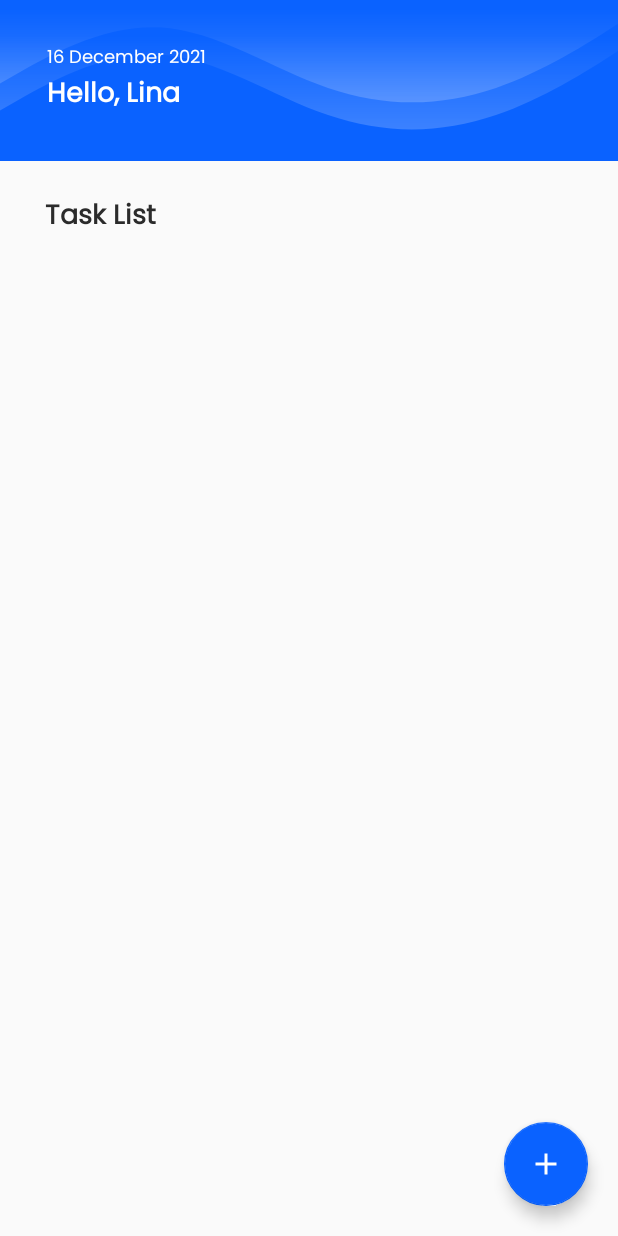
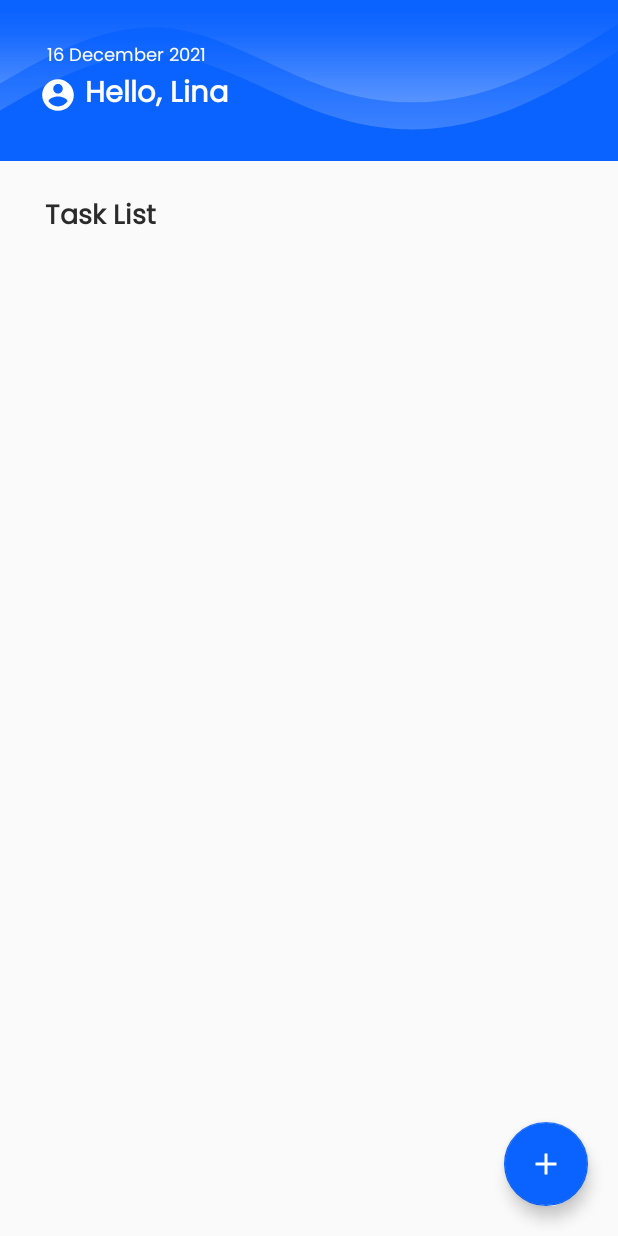
Before and after one commit to luckystia/DoItApplication, an Android app: the layout activity_main.xml on its own in the app's theme, with its tools: preview values and no code run, on a phone screen of 412 x 824 dp. Run offline under Robolectric (Android 15) with nearby library versions, the phone set to English and light mode, and no system bars.

Commit message:
change avatar to circle image view

```diff
--- a/app/build.gradle
+++ b/app/build.gradle
@@ -48,5 +48,6 @@ dependencies {
     implementation 'com.theartofdev.edmodo:android-image-cropper:2.8.+'
     implementation 'pub.devrel:easypermissions:3.0.0'
     implementation 'com.github.bumptech.glide:glide:4.12.+'
+    implementation 'de.hdodenhof:circleimageview:3.0.0'
     implementation 'pl.droidsonroids.gif:android-gif-drawable:1.2.17'
 }
--- /dev/null
+++ b/app/src/main/res/drawable/ic_baseline_account_circle_blue.xml
@@ -0,0 +1,5 @@
+<vector android:height="150dp" android:tint="#0A62FF"
+    android:viewportHeight="24" android:viewportWidth="24"
+    android:width="150dp" xmlns:android="http://schemas.android.com/apk/res/android">
+    <path android:fillColor="@android:color/white" android:pathData="M12,2C6.48,2 2,6.48 2,12s4.48,10 10,10 10,-4.48 10,-10S17.52,2 12,2zM12,5c1.66,0 3,1.34 3,3s-1.34,3 -3,3 -3,-1.34 -3,-3 1.34,-3 3,-3zM12,19.2c-2.5,0 -4.71,-1.28 -6,-3.22 0.03,-1.99 4,-3.08 6,-3.08 1.99,0 5.97,1.09 6,3.08 -1.29,1.94 -3.5,3.22 -6,3.22z"/>
+</vector>
--- /dev/null
+++ b/app/src/main/res/drawable/ic_baseline_account_circle_white.xml
@@ -0,0 +1,5 @@
+<vector android:height="24dp" android:tint="#FFFFFF"
+    android:viewportHeight="24" android:viewportWidth="24"
+    android:width="24dp" xmlns:android="http://schemas.android.com/apk/res/android">
+    <path android:fillColor="@android:color/white" android:pathData="M12,2C6.48,2 2,6.48 2,12s4.48,10 10,10 10,-4.48 10,-10S17.52,2 12,2zM12,5c1.66,0 3,1.34 3,3s-1.34,3 -3,3 -3,-1.34 -3,-3 1.34,-3 3,-3zM12,19.2c-2.5,0 -4.71,-1.28 -6,-3.22 0.03,-1.99 4,-3.08 6,-3.08 1.99,0 5.97,1.09 6,3.08 -1.29,1.94 -3.5,3.22 -6,3.22z"/>
+</vector>
--- a/app/src/main/res/layout/activity_main.xml
+++ b/app/src/main/res/layout/activity_main.xml
@@ -54,23 +54,31 @@
                     android:textSize="12sp" />
             </RelativeLayout>
 
-            <RelativeLayout
+            <LinearLayout
+                android:id="@+id/profileDisplay"
                 android:layout_width="wrap_content"
-                android:layout_height="wrap_content">
-
+                android:layout_height="wrap_content"
+                android:layout_marginTop="20dp"
+                android:paddingStart="10dp"
+                android:orientation="horizontal">
+                <de.hdodenhof.circleimageview.CircleImageView
+                    android:id="@+id/image_profile"
+                    android:layout_width="25dp"
+                    android:layout_height="25dp"
+                    android:layout_gravity="center"
+                    android:src="@drawable/ic_baseline_account_circle_white" />
                 <TextView
                     android:id="@+id/txt_username"
                     android:layout_width="wrap_content"
                     android:layout_height="wrap_content"
                     android:layout_gravity="start"
-                    android:layout_marginTop="20dp"
                     android:fontFamily="@font/poppins_regular"
-                    android:paddingStart="15dp"
+                    android:paddingStart="5dp"
                     android:text="Hello, Lina"
                     android:textColor="@color/white"
-                    android:textSize="18sp"
+                    android:textSize="19sp"
                     android:textStyle="bold" />
-            </RelativeLayout>
+            </LinearLayout>
         </RelativeLayout>
     </androidx.appcompat.widget.Toolbar>
 
```
Also changed, not shown: app/src/main/java/com/example/todolist/activity/MainActivity.java (+18 -1 lines), app/src/main/res/layout/activity_form_profile.xml (+2 -5 lines).
